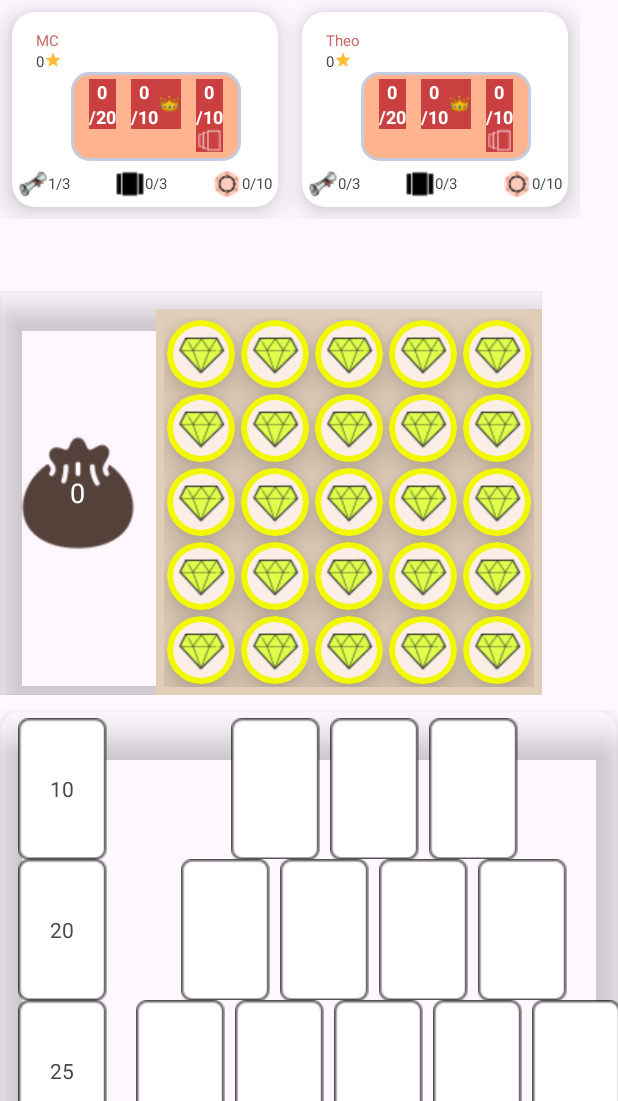
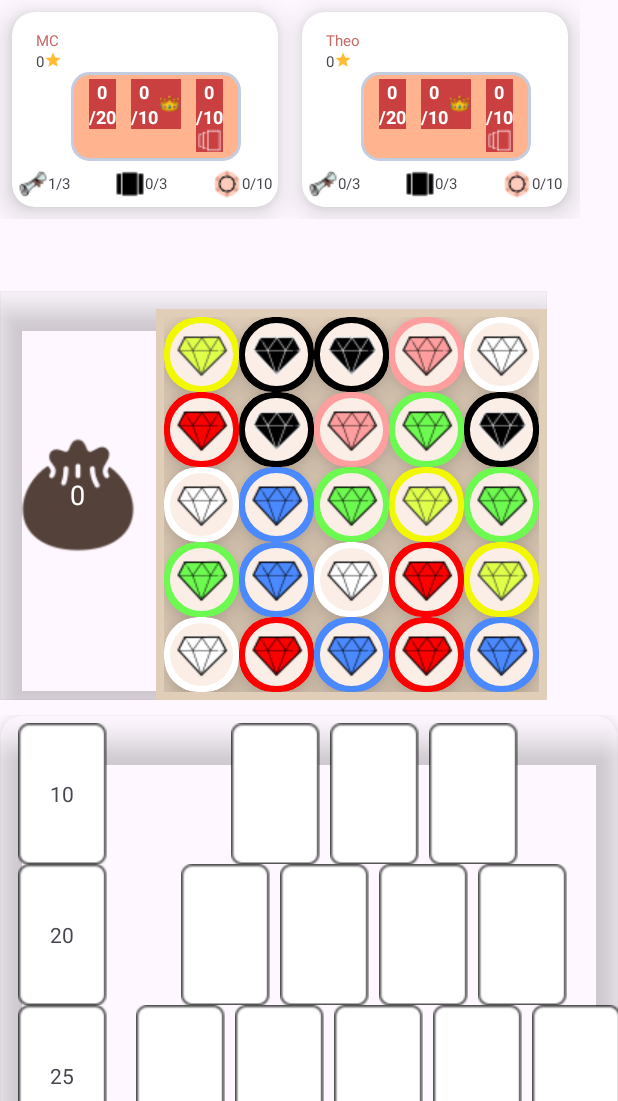
Before and after one commit to Lasciarmi/Project_Mobile_Dev, an Android app: the screen it shows after launch (MainActivity), on a phone screen of 412 x 824 dp, the part 135-1236 px from its top. Run offline under Robolectric (Android 15) with nearby library versions, the phone set to English and light mode, and no system bars.

Commit message:
Add InitBag, InitTokenBoard
tokenBoard is already added spiral implementation.
TODO:
- initCardDeck
- implement click action on token

```diff
--- a/app/build.gradle.kts
+++ b/app/build.gradle.kts
@@ -8,7 +8,7 @@ android {
 
     defaultConfig {
         applicationId = "com.example.mainboardsplendor"
-        minSdk = 24
+        minSdk = 26
         targetSdk = 34
         versionCode = 1
         versionName = "1.0"
--- a/app/src/main/java/com/example/mainboardsplendor/MainActivity.java
+++ b/app/src/main/java/com/example/mainboardsplendor/MainActivity.java
@@ -1,7 +1,10 @@
 package com.example.mainboardsplendor;
 
 import android.content.Context;
+import android.graphics.Color;
 import android.os.Bundle;
+import android.util.Log;
+import android.view.Gravity;
 import android.view.LayoutInflater;
 import android.view.View;
 import android.widget.FrameLayout;
@@ -18,8 +21,23 @@ import androidx.core.view.ViewCompat;
 import androidx.core.view.WindowInsetsCompat;
 
 import com.example.mainboardsplendor.databinding.ActivityMainBinding;
+import com.example.mainboardsplendor.model.Token;
+
+import java.util.ArrayList;
+import java.util.List;
+import java.util.Random;
 
 public class MainActivity extends AppCompatActivity {
+
+    private int quantityBlueToken = 4;
+    private int quantityWhiteToken = 4;
+    private int quantityGreenToken = 4;
+    private int quantityBlackToken = 4;
+    private int quantityRedToken = 4;
+    private int quantityPearlToken = 2;
+    private int quantityGoldToken = 3;
+
+    private List<Token> tokenBag;
 
     @Override
     protected void onCreate(Bundle savedInstanceState) {
@@ -32,20 +50,20 @@ public class MainActivity extends AppCompatActivity {
             v.setPadding(systemBars.left, systemBars.top, systemBars.right, systemBars.bottom);
             return insets;
         });
+        // Init tokenBag
+        initTokenBag();
+
         // Init nama player
         binding.scoreBoardPlayer1.playerName.setText("MC");
         binding.scoreBoardPlayer2.playerName.setText("Theo");
 
         binding.scoreBoardPlayer1.totalPrivilegePlayer.setText("1");
 
-        // Init token board (TODO: IMPLEMENT SPIRAL TOKEN)
-        for (int i = 0; i < 5; i++) {
-            for (int j = 0; j < 5; j++) {
-                View view = LayoutInflater.from(this).inflate(
-                        R.layout.custom_token, binding.tokenBoard.splendorDuelBoard, false);
-                binding.tokenBoard.splendorDuelBoard.addView(view);
-            }
-        }
+        // Implementation Spiral Token
+        int rowCount = binding.tokenBoard.splendorDuelBoard.getRowCount();
+        int colCount = binding.tokenBoard.splendorDuelBoard.getColumnCount();
+        InitTokenBoard(rowCount, colCount, binding.tokenBoard.splendorDuelBoard);
+        // End Implementation Spiral Token
 
         // Init Grid list_blue_token pada bag player
         for (int i = 0; i< 4; i++) {
@@ -252,7 +270,113 @@ public class MainActivity extends AppCompatActivity {
         binding.taskBar.taskBarUsePrivilege.setVisibility(View.GONE);
     }
 
-    // Method untuk nambah Card Stack
+    private void InitTokenBoard(int rowCount, int colCount, GridLayout tokenBoard) {
+        boolean[][] isFilled = new boolean[rowCount][colCount];
+
+        int[][] movementPattern = {
+                {2, 2}, {3, 2}, {3, 1}, {2, 1}, {1, 1},
+                {1, 2}, {1, 3}, {2, 3}, {3, 3}, {4, 3},
+                {4, 2}, {4, 1}, {4, 0}, {3, 0}, {2, 0},
+                {1, 0}, {0, 0}, {0, 1}, {0, 2}, {0, 3},
+                {0, 4}, {1, 4}, {2, 4}, {3, 4}, {4, 4}
+        };
+
+        for (int i = 0; i < movementPattern.length; i++) {
+            Token token = pickRandomToken();
+            if (token == null) {
+                break;
+            }
+            int row = movementPattern[i][0];
+            int col = movementPattern[i][1];
+            Log.d("MainActivity", "Row: " + row + ", Col: " + col);
+
+            // Create View for token
+            View view = LayoutInflater.from(this).inflate(
+                    R.layout.custom_token, tokenBoard, false);
+
+            CardView cardView = view.findViewById(R.id.cardView_token);
+            ImageView tokenView = view.findViewById(R.id.token_view);
+
+            cardView.setCardBackgroundColor(token.getColor().toArgb());
+
+            Color color = token.getColor();
+            if (color.equals(Color.valueOf(getResources().getColor(R.color.color4blueToken)))) {
+                tokenView.setImageResource(R.drawable.blue_token);
+            } else if (color.equals(Color.valueOf(getResources().getColor(R.color.white)))) {
+                tokenView.setImageResource(R.drawable.white_token);
+            } else if (color.equals(Color.valueOf(getResources().getColor(R.color.color4greenToken)))) {
+                tokenView.setImageResource(R.drawable.green_token);
+            } else if (color.equals(Color.valueOf(getResources().getColor(R.color.black)))) {
+                tokenView.setImageResource(R.drawable.black_token);
+            } else if (color.equals(Color.valueOf(getResources().getColor(R.color.color4redToken)))) {
+                tokenView.setImageResource(R.drawable.red_token);
+            } else if (color.equals(Color.valueOf(getResources().getColor(R.color.color4pearlToken)))) {
+                tokenView.setImageResource(R.drawable.pearl_token);
+            } else if (color.equals(Color.valueOf(getResources().getColor(R.color.color4goldToken)))) {
+                tokenView.setImageResource(R.drawable.gold_token);
+            }
+
+            // Define row & col gridLayout
+            GridLayout.LayoutParams params = new GridLayout.LayoutParams();
+            params.rowSpec = GridLayout.spec(row);
+            params.columnSpec = GridLayout.spec(col);
+            params.setGravity(Gravity.FILL);
+            view.setLayoutParams(params);
+
+            // Adding View to GridLayout
+            tokenBoard.addView(view);
+
+            // Mark Slot
+            isFilled[row][col] = true;
+        }
+    }
+
+    private void initTokenBag() {
+        tokenBag = new ArrayList<>();
+
+        Token blueToken = new Token(this);
+        blueToken.setColor(Color.valueOf(getResources().getColor(R.color.color4blueToken)));
+        Token whiteToken = new Token(this);
+        whiteToken.setColor(Color.valueOf(getResources().getColor(R.color.white)));
+        Token greenToken = new Token(this);
+        greenToken.setColor(Color.valueOf(getResources().getColor(R.color.color4greenToken)));
+        Token blackToken = new Token(this);
+        blackToken.setColor(Color.valueOf(getResources().getColor(R.color.black)));
+        Token redToken = new Token(this);
+        redToken.setColor(Color.valueOf(getResources().getColor(R.color.color4redToken)));
+        Token pearlToken = new Token(this);
+        pearlToken.setColor(Color.valueOf(getResources().getColor(R.color.color4pearlToken)));
+        Token goldToken = new Token(this);
+        goldToken.setColor(Color.valueOf(getResources().getColor(R.color.color4goldToken)));
+
+        addTokens(blueToken, quantityBlueToken);
+        addTokens(whiteToken, quantityWhiteToken);
+        addTokens(greenToken, quantityGreenToken);
+        addTokens(blackToken, quantityBlackToken);
+        addTokens(redToken, quantityRedToken);
+        addTokens(pearlToken, quantityPearlToken);
+        addTokens(goldToken, quantityGoldToken);
+    }
+
+    // Method for add Token in Array TokenBag
+    private void addTokens(Token token, int quantity) {
+        for (int i=0; i<quantity; i++) {
+            tokenBag.add(token);
+        }
+    }
+
+    public Token pickRandomToken() {
+        if (tokenBag.isEmpty()) {
+            return null;
+        }
+        Random random = new Random();
+        int randomIndex = random.nextInt(tokenBag.size());
+
+        // Pick a Random Token
+        return tokenBag.remove(randomIndex);
+    }
+
+    // Method for add Card Stack
     public void addNewCard(FrameLayout redCardStack) {
         ImageView card = new ImageView(this);
         card.setImageResource(R.drawable.blank_card);
--- a/app/src/main/java/com/example/mainboardsplendor/model/Token.java
+++ b/app/src/main/java/com/example/mainboardsplendor/model/Token.java
@@ -23,8 +23,6 @@ public class Token extends androidx.appcompat.widget.AppCompatImageView {
         super(context, attrs, defStyleAttr);
     }
 
-
-
     public Color getColor() {
         return color;
     }
```
